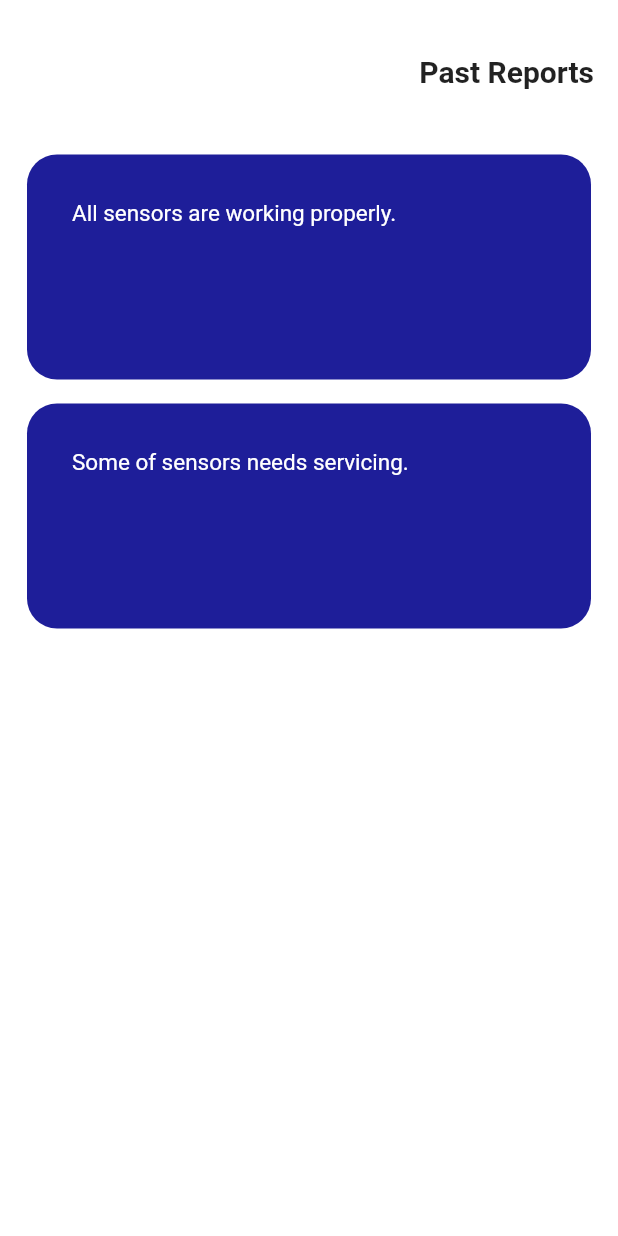
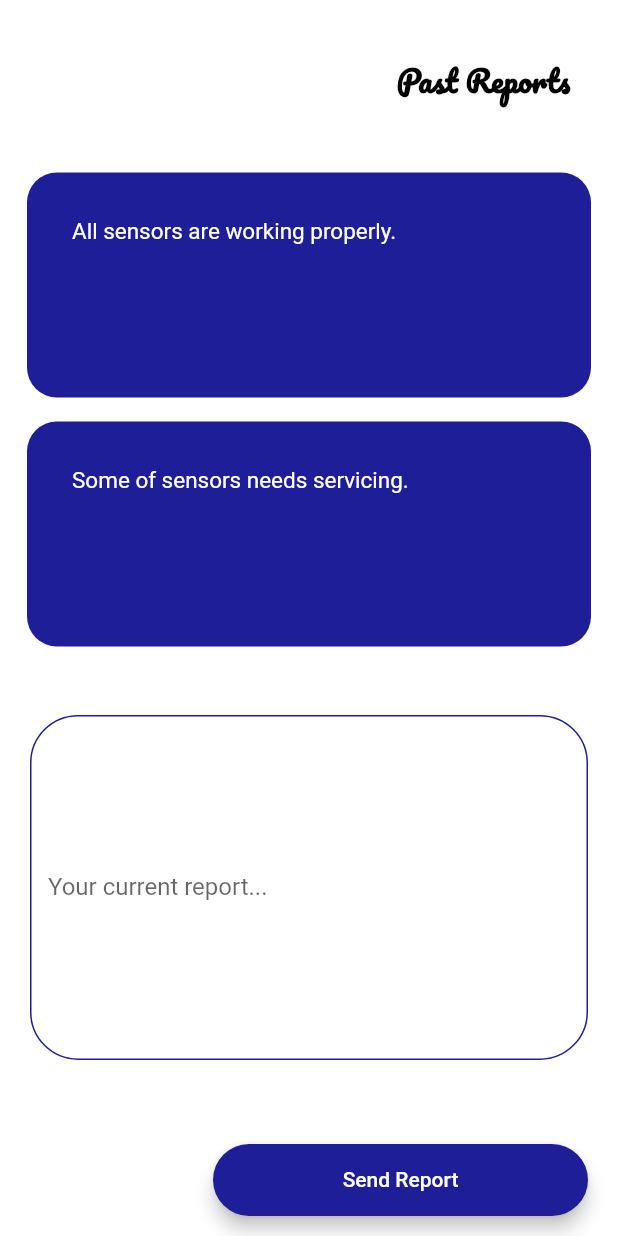
Before and after one commit to Mystery137/SE-Sem-4-IIT2019085-team, a Flutter app: the screen it shows after launch, on a phone screen of 412 x 824 dp. Run offline on Flutter 3.47's test engine with Material 2 defaults, Android fonts, the phone set to English and light mode, and no system bars; our stand-ins replace flutter_svg, google_fonts, modal_progress_hud.

Commit message:
Report screen updated

```diff
--- a/soe/lib/screens/report.dart
+++ b/soe/lib/screens/report.dart
@@ -1,5 +1,9 @@
+import 'dart:ui';
+
 import 'package:flutter/material.dart';
 import 'package:soe/constants.dart';
+
+import '../components.dart';
 
 class Report extends StatefulWidget {
   @override
@@ -12,12 +16,16 @@ class _ReportState extends State<Report> {
     "Some of sensors needs servicing.",
     "Hello I am Aniket Jaiswal.\nSecond year B.Tech.\nTech Enthu...\nCompetiti...\nYep\nIt's me"
   ];
+  String currentreport;
   @override
   Widget build(BuildContext context) {
     return Scaffold(
       backgroundColor: Colors.white,
       body: SafeArea(
-        child: Container(
+        child: ListView(
+          physics: ClampingScrollPhysics(),
+          children: [
+            Container(
               child: Column(
                 crossAxisAlignment: CrossAxisAlignment.end,
                 children: [
@@ -27,10 +35,12 @@ class _ReportState extends State<Report> {
                   Padding(
                     padding: const EdgeInsets.all(16.0),
                     child: Text(
-                  "Past Reports",
+                      "Past Reports   ",
                       style: TextStyle(
                         fontSize: 20,
                         fontWeight: FontWeight.w700,
+                        fontFamily: 'Pacifico',
+                        color: Colors.black,
                       ),
                     ),
                   ),
@@ -72,8 +82,39 @@ class _ReportState extends State<Report> {
                       ),
                     ),
                   ),
+                  SizedBox(
+                    height: 10,
+                  ),
+                  Padding(
+                    padding: const EdgeInsets.all(20.0),
+                    child: TextField(
+                      decoration: InputDecoration(
+                        fillColor: kBlue,
+                        hoverColor: kBlue,
+                        focusColor: kBlue,
+                        labelText: "Your current report...",
+                        hintText: "Type here...",
+                        border: OutlineInputBorder(),
+                        enabledBorder: OutlineInputBorder(
+                          borderSide: BorderSide(color: kBlue, width: 1.0),
+                          borderRadius: BorderRadius.all(Radius.circular(32.0)),
+                        ),
+                      ),
+                      maxLines: 10,
+                    ),
+                  ),
+                  Padding(
+                    padding: const EdgeInsets.all(20.0),
+                    child: RoundedButton(
+                      buttonColor: kBlueColor,
+                      buttonTitle: 'Send Report',
+                      onPressed: () {},
+                    ),
+                  ),
                 ],
               ),
+            ),
+          ],
         ),
       ),
     );
```
Lines whose indentation alone changed are shown as unchanged.
